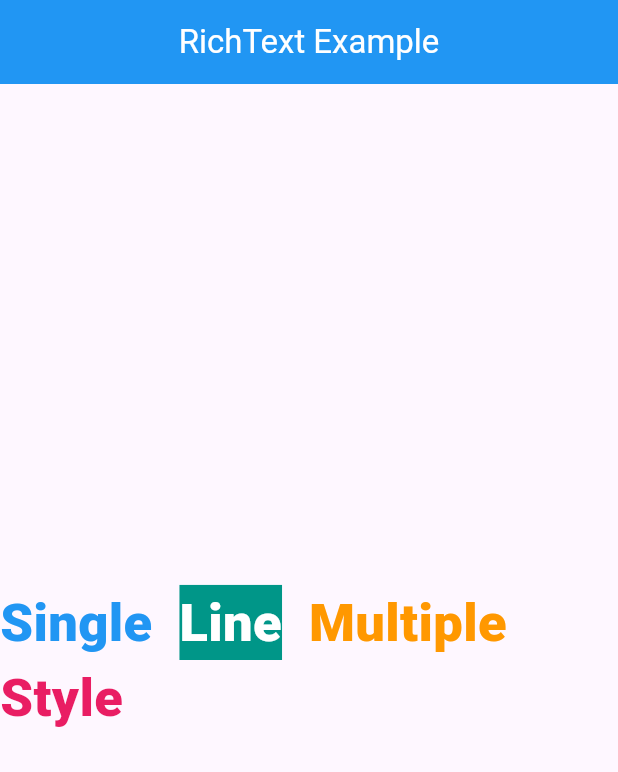
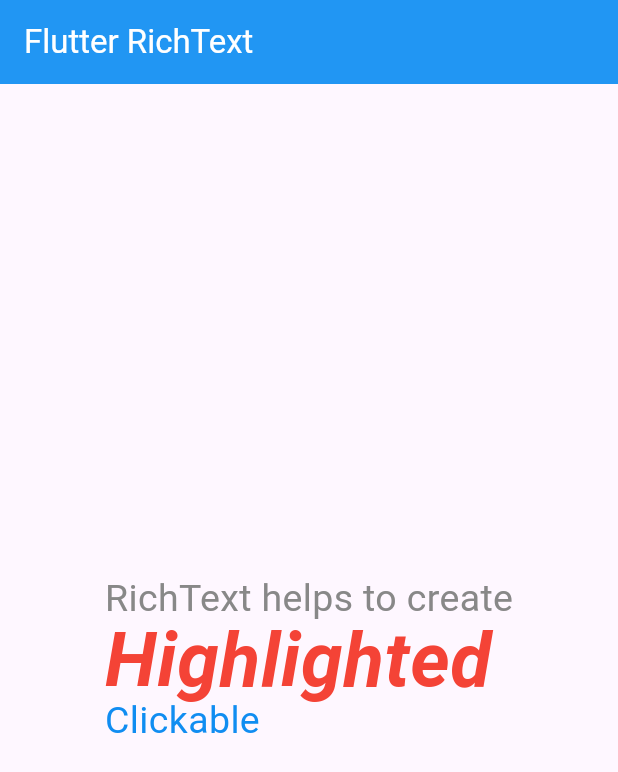
Before and after one commit to Aksharpatel06/pr_2, a Flutter app: the screen it shows after launch, on a phone screen of 412 x 824 dp. Shown: the top 772 px of the screen. Run offline on Flutter 3.47's test engine with Material 3 defaults, Android fonts, the phone set to English and light mode, and no system bars; Roboto replaces fonts that are missing (Google Sans, RobotoMono).

Commit message:
16-01-2024

```diff
--- a/lib/main.dart
+++ b/lib/main.dart
@@ -1,3 +1,5 @@
+import 'dart:ui';
+
 import 'package:flutter/material.dart';
 
 void main() {
@@ -307,6 +309,58 @@ class MyApp extends StatelessWidget {
   //   );
   // }
 
+  // @override
+  // Widget build(BuildContext context) {
+  //   return MaterialApp(
+  //     debugShowCheckedModeBanner: false,
+  //     home: SafeArea(
+  //       child: Scaffold(
+  //         appBar: AppBar(
+  //           backgroundColor: Color(0xff2196F3),
+  //           centerTitle: true,
+  //           title: Text(
+  //             'RichText Example',
+  //             style: TextStyle(
+  //               color: Color(0xffFFFFFF),
+  //             ),
+  //           ),
+  //         ),
+  //         body: const Center(
+  //           child: Text.rich(
+  //             TextSpan(
+  //                 children: [TextSpan(text: 'Single  ', style: TextStyle(
+  //                   color: Color(0xff2196F3),
+  //                   fontWeight: FontWeight.w900,
+  //                   fontSize: 35,
+  //                   fontFamily: "Google Sans",
+  //                 ),),
+  //                   TextSpan(text: 'Line',style: TextStyle(
+  //                     color: Color(0xffFFFFFF),
+  //                     backgroundColor: Color(0xff009688),
+  //                     fontSize: 35,
+  //                     fontFamily: "Google Sans",
+  //                     fontWeight: FontWeight.w900,
+  //                   )),
+  //                   TextSpan(text: '  Multiple',style: TextStyle(
+  //                     color: Color(0xffFF9800),
+  //                     fontSize: 35,
+  //                     fontFamily: 'RobotoMono',
+  //                     fontWeight: FontWeight.w900,
+  //                   )),
+  //                   TextSpan(text: '  Style',style: TextStyle(
+  //                     color: Color(0xffE91D63),
+  //                     fontSize: 35,
+  //                     fontWeight: FontWeight.w900,
+  //                   )),
+  //                 ],
+  //             ),
+  //           ),
+  //         ),
+  //       ),
+  //     ),
+  //   );
+  // }
+
   @override
   Widget build(BuildContext context) {
     return MaterialApp(
@@ -314,43 +368,33 @@ class MyApp extends StatelessWidget {
       home: SafeArea(
         child: Scaffold(
           appBar: AppBar(
+            title: const Text('Flutter RichText',style: TextStyle(
+              color: Color(0xffffffff),
+            ),),
             backgroundColor: Color(0xff2196F3),
-            centerTitle: true,
-            title: Text(
-              'RichText Example',
-              style: TextStyle(
-                color: Color(0xffFFFFFF),
-              ),
-            ),
           ),
           body: const Center(
             child: Text.rich(
               TextSpan(
-                  children: [TextSpan(text: 'Single  ', style: TextStyle(
-                    color: Color(0xff2196F3),
-                    fontWeight: FontWeight.w900,
-                    fontSize: 35,
-                    fontFamily: "Google Sans",
-                  ),),
-                    TextSpan(text: 'Line',style: TextStyle(
-                      color: Color(0xffFFFFFF),
-                      backgroundColor: Color(0xff009688),
-                      fontSize: 35,
-                      fontFamily: "Google Sans",
-                      fontWeight: FontWeight.w900,
-                    )),
-                    TextSpan(text: '  Multiple',style: TextStyle(
-                      color: Color(0xffFF9800),
-                      fontSize: 35,
-                      fontFamily: 'RobotoMono',
-                      fontWeight: FontWeight.w900,
-                    )),
-                    TextSpan(text: '  Style',style: TextStyle(
-                      color: Color(0xffE91D63),
-                      fontSize: 35,
-                      fontWeight: FontWeight.w900,
-                    )),
-                  ],
+                children: [
+                  TextSpan(text: 'RichText helps to create\n',style: TextStyle(
+                    color: Color(0xff888888),
+                    fontSize: 25,
+                  )),
+                  TextSpan(text: 'Highlighted\n',style: TextStyle(
+                    color: Color(0xffF44336),
+                    fontSize: 50,
+                    fontStyle: FontStyle.italic,
+                    fontWeight: FontWeight.bold,
+                    height: 0.9,
+                  )),
+                  TextSpan(
+                    text: 'Clickable',style: TextStyle(
+                    color: Color(0xff108DF1),
+                    fontSize: 25,
+                  ),
+                  ),
+                ],
               ),
             ),
           ),
```
